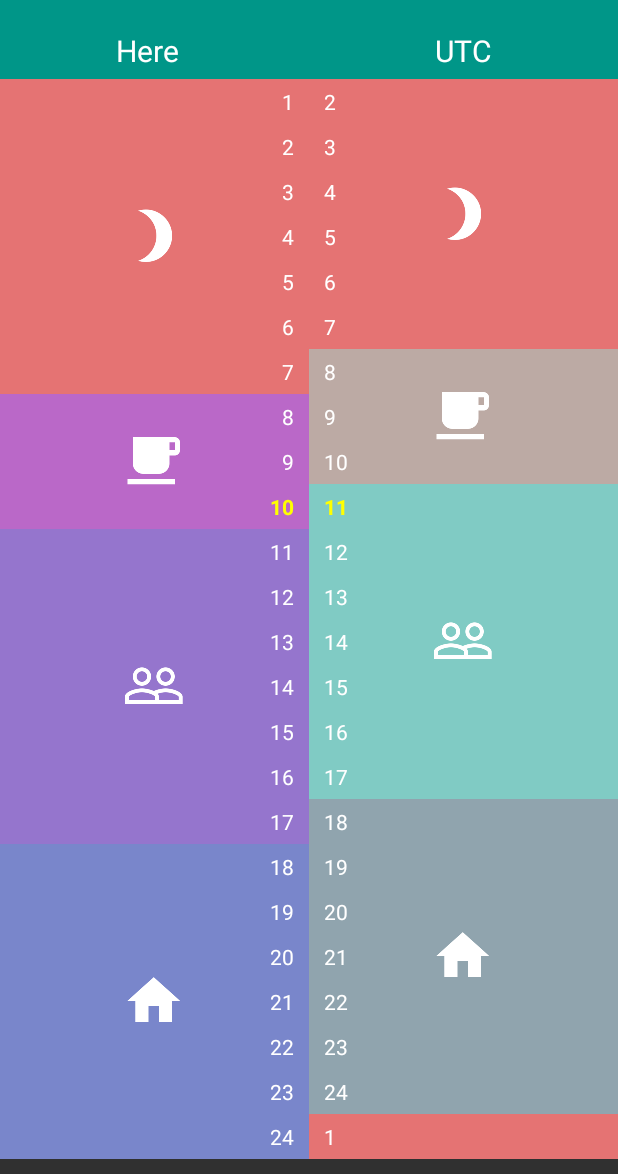
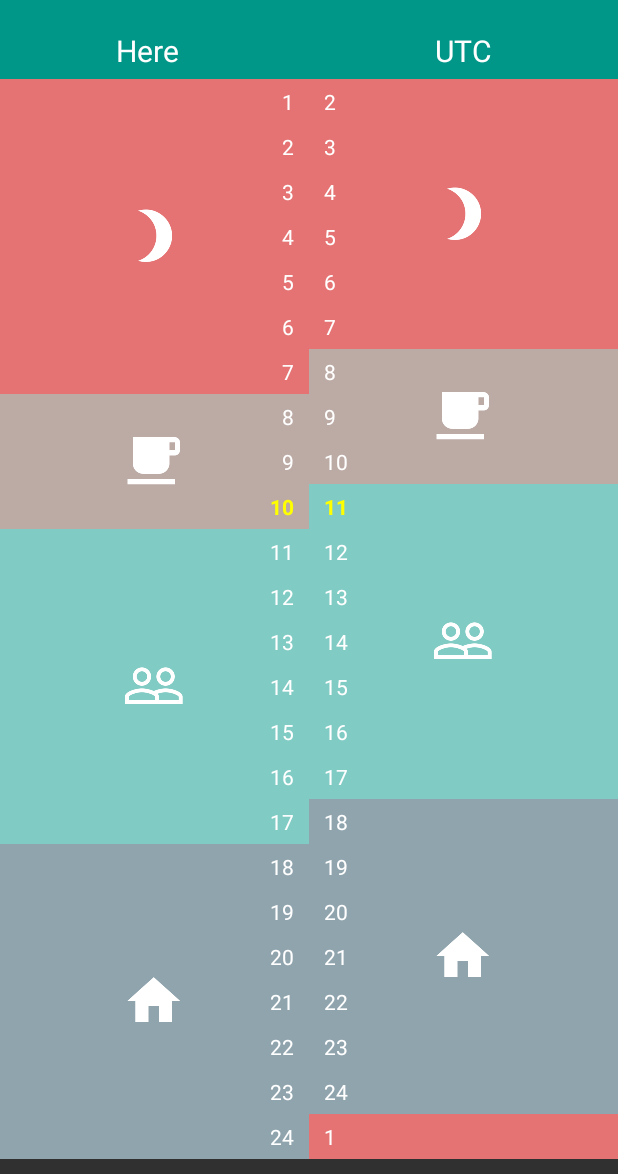
Before and after one commit to renegens/Can-We-Meet, an Android app: the screen it shows after launch (MainActivity), on a phone screen of 412 x 824 dp, the part 62-1236 px from its top. Run offline under Robolectric (Android 15) with nearby library versions, the phone set to English and light mode, and no system bars.

Commit message:
new color scheme

```diff
--- a/app/src/main/res/layout/activity_main.xml
+++ b/app/src/main/res/layout/activity_main.xml
@@ -175,7 +175,7 @@
                                     android:layout_width="match_parent"
                                     android:layout_height="match_parent"
                                     android:layout_weight="1"
-                                    android:background="@color/md_purple_300"
+                                    android:background="@color/md_brown_200"
                                     android:gravity="right"
                                     android:paddingRight="10dp"
                                     android:text="8"
@@ -187,7 +187,7 @@
                                     android:layout_width="match_parent"
                                     android:layout_height="match_parent"
                                     android:layout_weight="1"
-                                    android:background="@color/md_purple_300"
+                                    android:background="@color/md_brown_200"
                                     android:gravity="right"
                                     android:paddingRight="10dp"
                                     android:text="9"
@@ -199,7 +199,7 @@
                                     android:layout_width="match_parent"
                                     android:layout_height="match_parent"
                                     android:layout_weight="1"
-                                    android:background="@color/md_purple_300"
+                                    android:background="@color/md_brown_200"
                                     android:gravity="right"
                                     android:paddingRight="10dp"
                                     android:text="10"
@@ -232,7 +232,7 @@
                                     android:layout_width="match_parent"
                                     android:layout_height="match_parent"
                                     android:layout_weight="1"
-                                    android:background="@color/md_deep_purple_300"
+                                    android:background="@color/md_teal_200"
                                     android:gravity="right"
                                     android:paddingRight="10dp"
                                     android:text="11"
@@ -244,7 +244,7 @@
                                     android:layout_width="match_parent"
                                     android:layout_height="match_parent"
                                     android:layout_weight="1"
-                                    android:background="@color/md_deep_purple_300"
+                                    android:background="@color/md_teal_200"
                                     android:gravity="right"
                                     android:paddingRight="10dp"
                                     android:text="12"
@@ -256,7 +256,7 @@
                                     android:layout_width="match_parent"
                                     android:layout_height="match_parent"
                                     android:layout_weight="1"
-                                    android:background="@color/md_deep_purple_300"
+                                    android:background="@color/md_teal_200"
                                     android:gravity="right"
                                     android:paddingRight="10dp"
                                     android:text="13"
@@ -268,7 +268,7 @@
                                     android:layout_width="match_parent"
                                     android:layout_height="match_parent"
                                     android:layout_weight="1"
-                                    android:background="@color/md_deep_purple_300"
+                                    android:background="@color/md_teal_200"
                                     android:gravity="right"
                                     android:paddingRight="10dp"
                                     android:text="14"
@@ -280,7 +280,7 @@
                                     android:layout_width="match_parent"
                                     android:layout_height="match_parent"
                                     android:layout_weight="1"
-                                    android:background="@color/md_deep_purple_300"
+                                    android:background="@color/md_teal_200"
                                     android:gravity="right"
                                     android:paddingRight="10dp"
                                     android:text="15"
@@ -292,7 +292,7 @@
                                     android:layout_width="match_parent"
                                     android:layout_height="match_parent"
                                     android:layout_weight="1"
-                                    android:background="@color/md_deep_purple_300"
+                                    android:background="@color/md_teal_200"
                                     android:gravity="right"
                                     android:paddingRight="10dp"
                                     android:text="16"
@@ -304,7 +304,7 @@
                                     android:layout_width="match_parent"
                                     android:layout_height="match_parent"
                                     android:layout_weight="1"
-                                    android:background="@color/md_deep_purple_300"
+                                    android:background="@color/md_teal_200"
                                     android:gravity="right"
                                     android:paddingRight="10dp"
                                     android:text="17"
@@ -337,7 +337,7 @@
                                     android:layout_width="match_parent"
                                     android:layout_height="match_parent"
                                     android:layout_weight="1"
-                                    android:background="@color/md_indigo_300"
+                                    android:background="@color/md_blue_grey_300"
                                     android:gravity="right"
                                     android:paddingRight="10dp"
                                     android:text="18"
@@ -349,7 +349,7 @@
                                     android:layout_width="match_parent"
                                     android:layout_height="match_parent"
                                     android:layout_weight="1"
-                                    android:background="@color/md_indigo_300"
+                                    android:background="@color/md_blue_grey_300"
                                     android:gravity="right"
                                     android:paddingRight="10dp"
                                     android:text="19"
@@ -361,7 +361,7 @@
                                     android:layout_width="match_parent"
                                     android:layout_height="match_parent"
                                     android:layout_weight="1"
-                                    android:background="@color/md_indigo_300"
+                                    android:background="@color/md_blue_grey_300"
                                     android:gravity="right"
                                     android:paddingRight="10dp"
                                     android:text="20"
@@ -373,7 +373,7 @@
                                     android:layout_width="match_parent"
                                     android:layout_height="match_parent"
                                     android:layout_weight="1"
-                                    android:background="@color/md_indigo_300"
+                                    android:background="@color/md_blue_grey_300"
                                     android:gravity="right"
                                     android:paddingRight="10dp"
                                     android:text="21"
@@ -385,7 +385,7 @@
                                     android:layout_width="match_parent"
                                     android:layout_height="match_parent"
                                     android:layout_weight="1"
-                                    android:background="@color/md_indigo_300"
+                                    android:background="@color/md_blue_grey_300"
                                     android:gravity="right"
                                     android:paddingRight="10dp"
                                     android:text="22"
@@ -397,7 +397,7 @@
                                     android:layout_width="match_parent"
                                     android:layout_height="match_parent"
                                     android:layout_weight="1"
-                                    android:background="@color/md_indigo_300"
+                                    android:background="@color/md_blue_grey_300"
                                     android:gravity="right"
                                     android:paddingRight="10dp"
                                     android:text="23"
@@ -409,7 +409,7 @@
                                     android:layout_width="match_parent"
                                     android:layout_height="match_parent"
                                     android:layout_weight="1"
-                                    android:background="@color/md_indigo_300"
+                                    android:background="@color/md_blue_grey_300"
                                     android:gravity="right"
                                     android:paddingRight="10dp"
                                     android:text="24"
```
Also changed, not shown: 1 other file.
